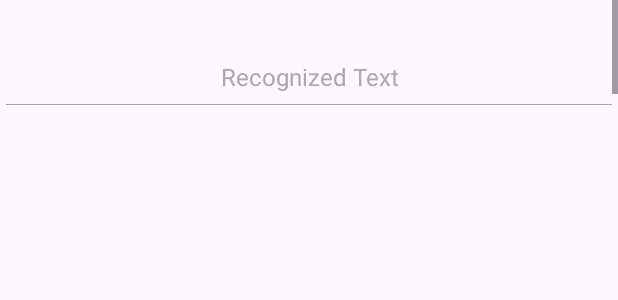
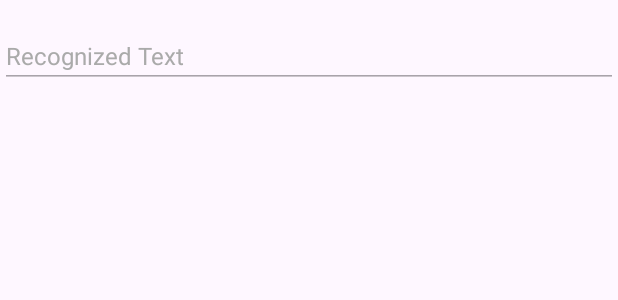
Before and after one commit to clee140/StudyBuddy, an Android app: the layout activity_recognized_text.xml on its own in the app's theme, with its tools: preview values and no code run, on a phone screen of 412 x 824 dp. Shown: the top 300 px of the screen. Run offline under Robolectric (Android 15) with nearby library versions, the phone set to English and light mode, and no system bars.

```diff
--- a/app/src/main/res/layout/activity_home_page.xml
+++ b/app/src/main/res/layout/activity_home_page.xml
@@ -31,7 +31,7 @@
         android:layout_below="@+id/app_name"
         android:layout_centerHorizontal="true"
         android:layout_marginTop="8dp"
-        android:text="Create Flashcards with Photos!"
+        android:text="Create Flashcards in Seconds!"
         android:textColor="#FFFFFF"
         android:textSize="22.5sp" />
 
--- a/app/src/main/res/layout/activity_main.xml
+++ b/app/src/main/res/layout/activity_main.xml
@@ -26,6 +26,8 @@
     android:id="@+id/imageView"
         android:layout_width="match_parent"
         android:layout_height="500dp"
+        android:paddingTop="30dp"
+        android:paddingBottom="30dp"
         android:src="@drawable/baseline_image_24"
         app:layout_constraintTop_toTopOf="parent"
         android:adjustViewBounds="true" />
--- a/app/src/main/res/layout/activity_recognized_text.xml
+++ b/app/src/main/res/layout/activity_recognized_text.xml
@@ -5,23 +5,22 @@
     android:layout_width="match_parent"
     android:layout_height="match_parent"
     tools:context=".RecognizedText">
+
     <ScrollView
         android:layout_width="match_parent"
-    android:layout_height="wrap_content">
+        android:layout_height="match_parent">
+
         <EditText
             android:id="@+id/recognizedText"
             android:layout_width="match_parent"
             android:layout_height="wrap_content"
-        android:hint="Recognized Text"
-        android:textSize="16sp"
-        android:gravity="center"
             android:layout_marginTop="16dp"
-        android:padding="16dp"
-        android:textColor="@android:color/black"
-        android:textColorHint="@android:color/darker_gray"
             android:enabled="false"
             android:focusable="false"
             android:focusableInTouchMode="false"
-        android:layout_gravity="center"/>
+            android:hint="Recognized Text"
+            android:textColor="@android:color/black"
+            android:textColorHint="@android:color/darker_gray"
+            android:textSize="16sp" />
     </ScrollView>
 </LinearLayout>
```
Lines whose indentation alone changed are shown as unchanged.
